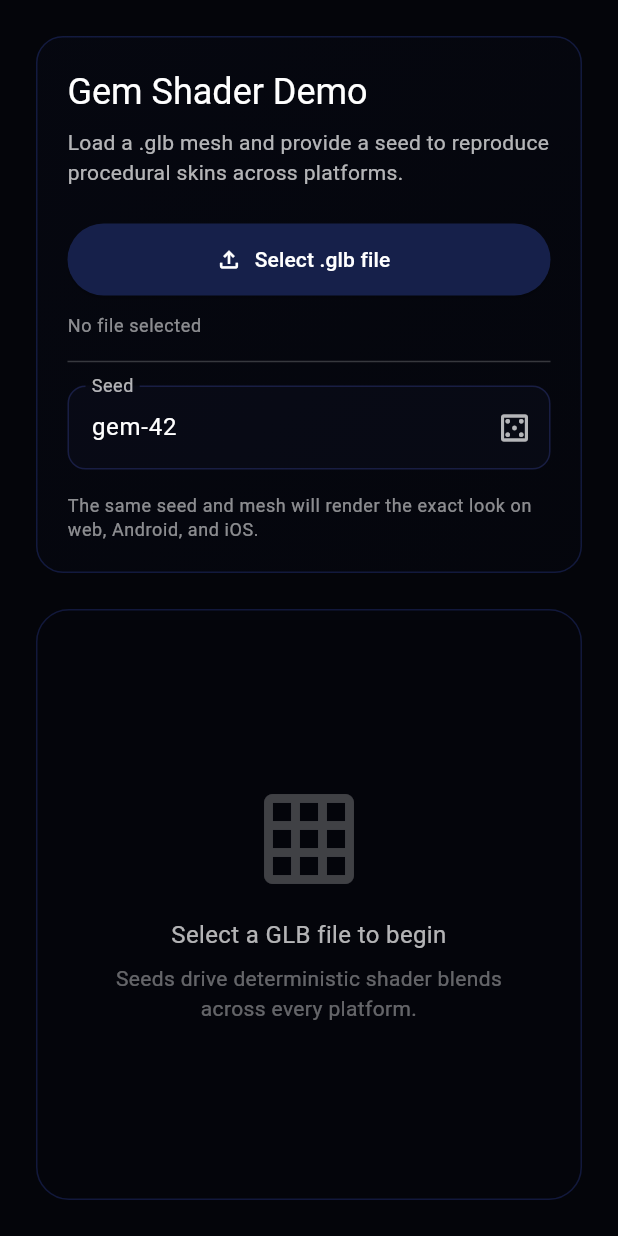
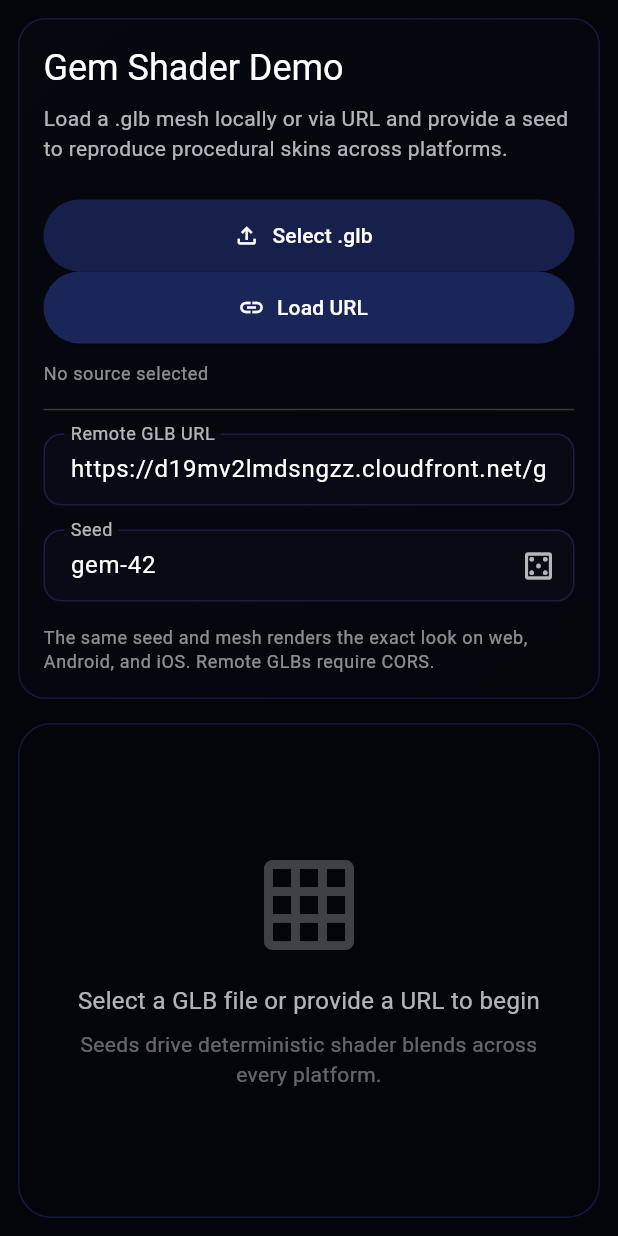
Before and after one commit to furqan-ahmd/gem_shader_viewer, a Flutter app: the screen it shows after launch, on a phone screen of 412 x 824 dp. Run offline on Flutter 3.47's test engine with Material 3 defaults, Android fonts, the phone set to English and light mode, and no system bars; our stand-ins replace file_picker, webview_flutter; missing offline and left inert: dart:html, dart:ui_web; key blocks and very long unbroken strings in the code were emptied for the run.

Commit message:
feat: works great

```diff
--- a/example/lib/main.dart
+++ b/example/lib/main.dart
@@ -35,15 +35,19 @@ class GemDemoPage extends StatefulWidget {
 class _GemDemoPageState extends State<GemDemoPage> {
   Uint8List? _glbBytes;
   String? _fileName;
+  String? _glbUrl;
   String _seed = 'gem-42';
   bool _isPicking = false;
+
   final TextEditingController _seedController = TextEditingController(
     text: 'gem-42',
   );
+  final TextEditingController _urlController = TextEditingController(text: "https://d19mv2lmdsngzz.cloudfront.net/glb/282ba3af-ad41-46d6-8b04-39ccc31d3625");
 
   @override
   void dispose() {
     _seedController.dispose();
+    _urlController.dispose();
     super.dispose();
   }
 
@@ -64,6 +68,7 @@ class _GemDemoPageState extends State<GemDemoPage> {
           setState(() {
             _glbBytes = Uint8List.fromList(bytes);
             _fileName = file.name;
+            _glbUrl = null;
           });
         }
       }
@@ -97,14 +102,41 @@ class _GemDemoPageState extends State<GemDemoPage> {
     });
   }
 
+  void _applyUrl() {
+    final raw = _urlController.text.trim();
+    if (raw.isEmpty) {
+      setState(() {
+        _glbUrl = null;
+      });
+      return;
+    }
+    setState(() {
+      _glbUrl = raw;
+      _glbBytes = null;
+      _fileName = raw;
+    });
+  }
+
   @override
   Widget build(BuildContext context) {
+    final media = MediaQuery.of(context);
+    final padding = media.padding;
+    final isVertical = media.size.height > media.size.width;
+
     return Scaffold(
       backgroundColor: const Color(0xFF04050A),
       body: SafeArea(
+        child: AnimatedPadding(
+          duration: const Duration(milliseconds: 250),
+          padding: EdgeInsets.only(
+            left: max(12, padding.left + 12),
+            right: max(12, padding.right + 12),
+            top: padding.top + 12,
+            bottom: padding.bottom + 12,
+          ),
           child: LayoutBuilder(
             builder: (context, constraints) {
-            final wide = constraints.maxWidth > 900;
+              final wide = constraints.maxWidth > 900 && !isVertical;
               final controls = _ControlsPanel(
                 isPicking: _isPicking,
                 fileName: _fileName,
@@ -112,28 +144,38 @@ class _GemDemoPageState extends State<GemDemoPage> {
                 seedController: _seedController,
                 onSeedChanged: _applySeed,
                 onRandomize: _randomizeSeed,
+                urlController: _urlController,
+                onLoadUrl: _applyUrl,
+                compact: !wide,
               );
-            final viewer = _ViewerPanel(glbBytes: _glbBytes, seed: _seed);
-            return Padding(
-              padding: const EdgeInsets.all(24),
+              final viewer = _ViewerPanel(
+                glbBytes: _glbBytes,
+                glbUrl: _glbUrl,
+                seed: _seed,
+              );
+              return Column(
+                children: [
+                  if (!wide) controls,
+                  if (!wide) const SizedBox(height: 16),
+                  Expanded(
                     child: wide
                         ? Row(
                             crossAxisAlignment: CrossAxisAlignment.stretch,
                             children: [
-                        SizedBox(width: 340, child: controls),
+                              SizedBox(
+                                width: min(360, constraints.maxWidth * 0.32),
+                                child: controls,
+                              ),
                               const SizedBox(width: 24),
                               Expanded(child: viewer),
                             ],
                           )
-                  : Column(
-                      children: [
-                        controls,
-                        const SizedBox(height: 24),
-                        Expanded(child: viewer),
+                        : viewer,
+                  ),
                 ],
-                    ),
               );
             },
+          ),
         ),
       ),
     );
@@ -148,6 +190,9 @@ class _ControlsPanel extends StatelessWidget {
     required this.seedController,
     required this.onSeedChanged,
     required this.onRandomize,
+    required this.urlController,
+    required this.onLoadUrl,
+    required this.compact,
   });
 
   final bool isPicking;
@@ -156,11 +201,17 @@ class _ControlsPanel extends StatelessWidget {
   final TextEditingController seedController;
   final ValueChanged<String> onSeedChanged;
   final VoidCallback onRandomize;
+  final TextEditingController urlController;
+  final VoidCallback onLoadUrl;
+  final bool compact;
 
   @override
   Widget build(BuildContext context) {
     return Container(
-      padding: const EdgeInsets.all(20),
+      padding: EdgeInsets.symmetric(
+        horizontal: compact ? 16 : 20,
+        vertical: compact ? 16 : 20,
+      ),
       decoration: BoxDecoration(
         borderRadius: BorderRadius.circular(18),
         border: Border.all(color: const Color(0x334866FF)),
@@ -170,6 +221,8 @@ class _ControlsPanel extends StatelessWidget {
           end: Alignment.bottomRight,
         ),
       ),
+      child: SingleChildScrollView(
+        physics: const BouncingScrollPhysics(),
         child: Column(
           crossAxisAlignment: CrossAxisAlignment.start,
           mainAxisSize: MainAxisSize.min,
@@ -182,13 +235,19 @@ class _ControlsPanel extends StatelessWidget {
             ),
             const SizedBox(height: 8),
             Text(
-            'Load a .glb mesh and provide a seed to reproduce procedural skins across platforms.',
+              'Load a .glb mesh locally or via URL and provide a seed to reproduce procedural skins across platforms.',
               style: Theme.of(
                 context,
               ).textTheme.bodyMedium?.copyWith(color: Colors.white70),
             ),
             const SizedBox(height: 24),
-          ElevatedButton.icon(
+            OverflowBar(
+              spacing: 12,
+              alignment: MainAxisAlignment.start,
+              children: [
+                SizedBox(
+                  width: compact ? double.infinity : 180,
+                  child: ElevatedButton.icon(
                     onPressed: isPicking ? null : onPickGlb,
                     style: ElevatedButton.styleFrom(
                       backgroundColor: const Color(0xFF16204A),
@@ -196,16 +255,60 @@ class _ControlsPanel extends StatelessWidget {
                       minimumSize: const Size.fromHeight(48),
                     ),
                     icon: const Icon(Icons.file_upload_outlined),
-            label: Text(isPicking ? 'Loading…' : 'Select .glb file'),
+                    label: Text(isPicking ? 'Loading…' : 'Select .glb'),
+                  ),
+                ),
+                SizedBox(
+                  width: compact ? double.infinity : 180,
+                  child: ElevatedButton.icon(
+                    onPressed: onLoadUrl,
+                    style: ElevatedButton.styleFrom(
+                      backgroundColor: const Color(0xFF1A2658),
+                      foregroundColor: Colors.white,
+                      minimumSize: const Size.fromHeight(48),
+                    ),
+                    icon: const Icon(Icons.link_outlined),
+                    label: const Text('Load URL'),
+                  ),
+                ),
+              ],
             ),
             const SizedBox(height: 12),
             Text(
-            fileName ?? 'No file selected',
+              fileName ?? 'No source selected',
               style: Theme.of(
                 context,
               ).textTheme.bodySmall?.copyWith(color: Colors.white54),
+              maxLines: 2,
+              overflow: TextOverflow.ellipsis,
             ),
             const Divider(height: 32, color: Color(0x33FFFFFF)),
+            TextField(
+              controller: urlController,
+              style: const TextStyle(color: Colors.white),
+              onSubmitted: (_) => onLoadUrl(),
+              decoration: InputDecoration(
+                labelText: 'Remote GLB URL',
+                labelStyle: const TextStyle(color: Colors.white70),
+                hintText: 'https://example.com/model.glb',
+                hintStyle: const TextStyle(color: Colors.white38),
+                filled: true,
+                fillColor: const Color(0x33141830),
+                contentPadding: const EdgeInsets.symmetric(
+                  horizontal: 14,
+                  vertical: 12,
+                ),
+                enabledBorder: OutlineInputBorder(
+                  borderRadius: BorderRadius.circular(12),
+                  borderSide: const BorderSide(color: Color(0x335B6EFF)),
+                ),
+                focusedBorder: OutlineInputBorder(
+                  borderRadius: BorderRadius.circular(12),
+                  borderSide: const BorderSide(color: Color(0xFF5B6EFF)),
+                ),
+              ),
+            ),
+            const SizedBox(height: 16),
             TextField(
               controller: seedController,
               style: const TextStyle(color: Colors.white),
@@ -220,6 +323,10 @@ class _ControlsPanel extends StatelessWidget {
                 ),
                 filled: true,
                 fillColor: const Color(0x33141830),
+                contentPadding: const EdgeInsets.symmetric(
+                  horizontal: 14,
+                  vertical: 12,
+                ),
                 enabledBorder: OutlineInputBorder(
                   borderRadius: BorderRadius.circular(12),
                   borderSide: const BorderSide(color: Color(0x335B6EFF)),
@@ -232,21 +339,27 @@ class _ControlsPanel extends StatelessWidget {
             ),
             const SizedBox(height: 16),
             Text(
-            'The same seed and mesh will render the exact look on web, Android, and iOS.',
+              'The same seed and mesh renders the exact look on web, Android, and iOS. Remote GLBs require CORS.',
               style: Theme.of(
                 context,
               ).textTheme.bodySmall?.copyWith(color: Colors.white54),
             ),
           ],
         ),
+      ),
     );
   }
 }
 
 class _ViewerPanel extends StatelessWidget {
-  const _ViewerPanel({required this.glbBytes, required this.seed});
+  const _ViewerPanel({
+    required this.glbBytes,
+    required this.glbUrl,
+    required this.seed,
+  });
 
   final Uint8List? glbBytes;
+  final String? glbUrl;
   final String seed;
 
   @override
@@ -259,23 +372,23 @@ class _ViewerPanel extends StatelessWidget {
       ),
       child: ClipRRect(
         borderRadius: BorderRadius.circular(22),
-        child: glbBytes == null
-            ? const _PlaceholderView()
-            : GemViewer.memory(
+        child: glbUrl != null
+            ? GemViewer.network(
+                glbUrl!,
+                seed: seed,
+                placeholder: const Center(child: CircularProgressIndicator()),
+                errorBuilder: (error) =>
+                    _FailureView(message: error.toString()),
+              )
+            : glbBytes != null
+            ? GemViewer.memory(
                 glbBytes!,
                 seed: seed,
                 placeholder: const Center(child: CircularProgressIndicator()),
-                errorBuilder: (error) => Center(
-                  child: Padding(
-                    padding: const EdgeInsets.all(24),
-                    child: Text(
-                      'Failed to render gem\n$error',
-                      style: const TextStyle(color: Colors.white70),
-                      textAlign: TextAlign.center,
-                    ),
-                  ),
-                ),
-              ),
+                errorBuilder: (error) =>
+                    _FailureView(message: error.toString()),
+              )
+            : const _PlaceholderView(),
       ),
     );
   }
@@ -295,7 +408,7 @@ class _PlaceholderView extends StatelessWidget {
             Icon(Icons.grid_on_outlined, color: Colors.white24, size: 72),
             SizedBox(height: 16),
             Text(
-              'Select a GLB file to begin',
+              'Select a GLB file or provide a URL to begin',
               style: TextStyle(color: Colors.white70, fontSize: 16),
               textAlign: TextAlign.center,
             ),
@@ -311,3 +424,39 @@ class _PlaceholderView extends StatelessWidget {
     );
   }
 }
+
+class _FailureView extends StatelessWidget {
+  const _FailureView({required this.message});
+
+  final String message;
+
+  @override
+  Widget build(BuildContext context) {
+    return Padding(
+      padding: const EdgeInsets.all(24),
+      child: Column(
+        mainAxisAlignment: MainAxisAlignment.center,
+        mainAxisSize: MainAxisSize.min,
+        children: [
+          const Icon(Icons.error_outline, color: Colors.redAccent, size: 48),
+          const SizedBox(height: 12),
+          const Text(
+            'Failed to render gem',
+            style: TextStyle(
+              color: Colors.white,
+              fontSize: 16,
+              fontWeight: FontWeight.w600,
+            ),
+            textAlign: TextAlign.center,
+          ),
+          const SizedBox(height: 8),
+          Text(
+            message,
+            style: const TextStyle(color: Colors.white60),
+            textAlign: TextAlign.center,
+          ),
+        ],
+      ),
+    );
+  }
+}
```
Also changed, not shown: lib/src/web/embedded_bundle.dart (+1 -1 lines), 44 other files. Lines whose indentation alone changed are shown as unchanged.
